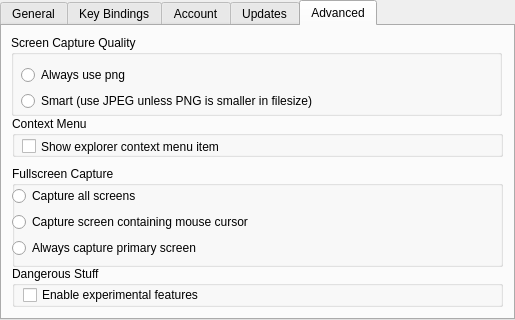
First picture: the form in code/OpenPuush/configwindow.ui, repository mikhailvs/OpenPuush, before the edit.
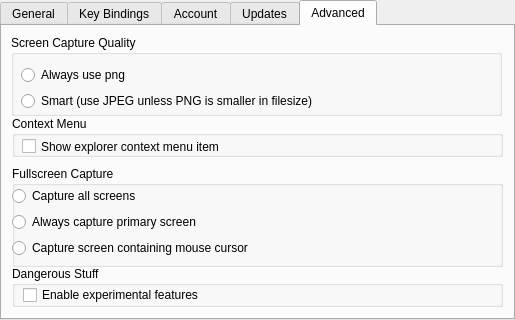
Second picture: the form after the edit.

Commit message: choosing which screen is used for taking a fullscreen ss (in the advanced menu) is now working

Patch:
```diff
--- a/code/OpenPuush/configwindow.ui
+++ b/code/OpenPuush/configwindow.ui
@@ -665,14 +665,14 @@
       <item>
        <widget class="QRadioButton" name="capture_primary_screen">
         <property name="text">
-         <string>Capture screen containing mouse cursor</string>
+         <string>Always capture primary screen</string>
         </property>
        </widget>
       </item>
       <item>
        <widget class="QRadioButton" name="capture_screen_with_cursor">
         <property name="text">
-         <string>Always capture primary screen</string>
+         <string>Capture screen containing mouse cursor</string>
         </property>
        </widget>
       </item>
```
The commit also changes 18 other files.
